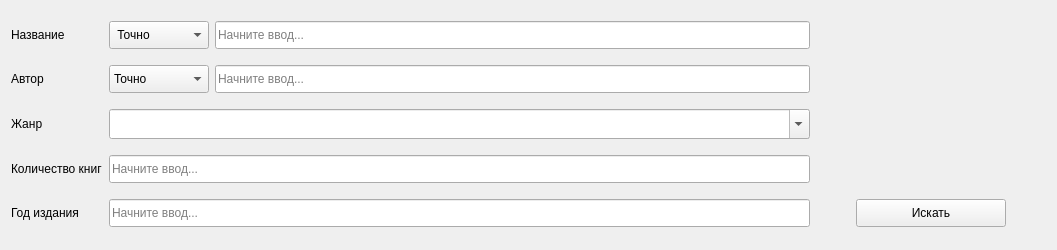
Above: Forms/search.ui from BeJloCuTTeguCT/BDKursovoiProject4Sem before the change. Below: the same form after it.
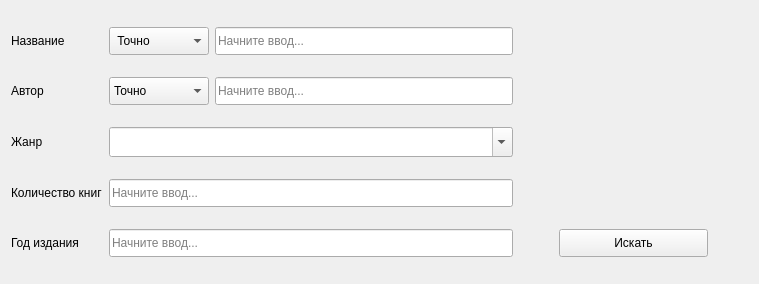
That is the form after the change.

```diff
--- a/Forms/search.ui
+++ b/Forms/search.ui
@@ -6,8 +6,8 @@
    <rect>
     <x>0</x>
     <y>0</y>
-    <width>1057</width>
-    <height>250</height>
+    <width>759</width>
+    <height>284</height>
    </rect>
   </property>
   <property name="windowTitle">
```
